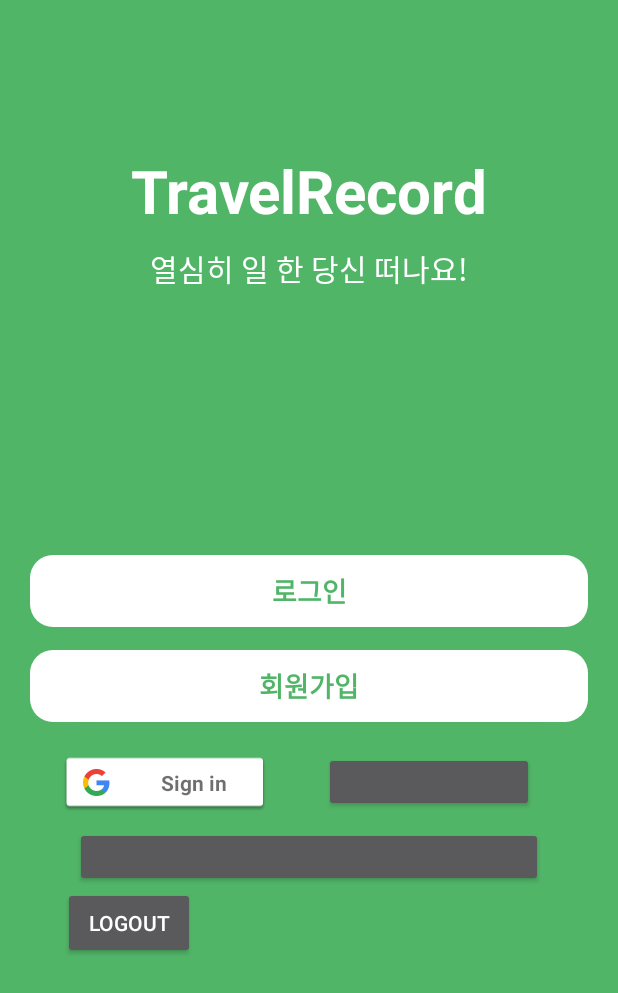
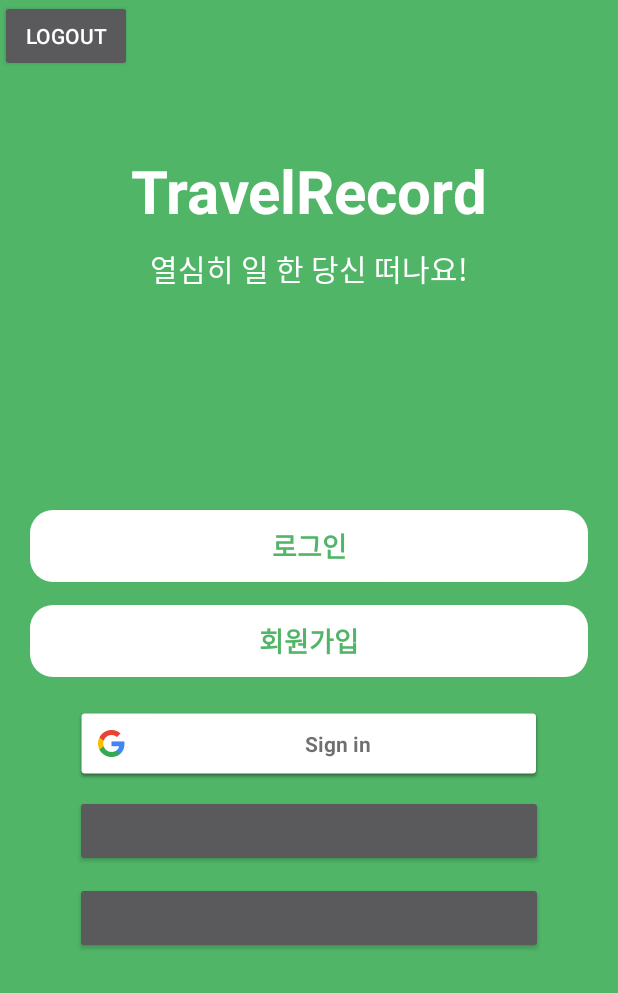
Before and after one commit to leejieun1121/TravelRecordApp, an Android app: the screen it shows after launch (AfterSplashActivity), after a tap on an icon or button, on a phone screen of 412 x 824 dp. Shown: the top 993 px of the screen. Run offline under Robolectric (Android 15) with nearby library versions, the phone set to English and light mode, and no system bars; our stand-ins replace Firebase (no records; nobody signed in at launch, a user with empty details on screens opened directly), data binding; libraries missing offline, so code that uses them is left out: com.facebook, com.facebook.login, com.kakao.auth, com.kakao.usermgmt, com.kakao.util; plain views replace LoginButton; 7 statements that could not run were skipped.

Commit message:
카카오톡 로그인 리팩토링

```diff
--- a/app/src/main/java/com/example/travelrecordapp/data/repository/AuthRepository.kt
+++ b/app/src/main/java/com/example/travelrecordapp/data/repository/AuthRepository.kt
@@ -6,6 +6,7 @@ import androidx.lifecycle.MutableLiveData
 import com.google.firebase.auth.AuthCredential
 import com.google.firebase.auth.FirebaseAuth
 import com.google.firebase.auth.FirebaseUser
+import com.kakao.auth.Session
 
 class AuthRepository(
 //        private val authRemoteDataSource : AuthDataSource,
@@ -36,4 +37,8 @@ class AuthRepository(
         return user
     }
 
+    fun getKakaoSession():Session{
+        return Session.getCurrentSession()
+    }
+
 }
--- a/app/src/main/java/com/example/travelrecordapp/ui/snslogin/AfterSplashActivity.kt
+++ b/app/src/main/java/com/example/travelrecordapp/ui/snslogin/AfterSplashActivity.kt
@@ -53,24 +53,10 @@ class AfterSplashActivity : AppCompatActivity() {
         googleSignInClient = GoogleSignIn.getClient(this, gso)
 
         doFacebookLogin()
+
+        //현재 세션에 콜백 붙여줌
+        //FIXME 카카오 클릭 리스너 내용 주석 처리 해도, 세션 콜백 붙여놓으면 자동로그인이 되는 이유
         Session.getCurrentSession().addCallback(sessionCallback)
-        val session = Session.getCurrentSession()
-
-
-        binding.btnKakaoLogin.setOnClickListener {
-            Toast.makeText(this@AfterSplashActivity, "카카오 로그인 버튼 클릭!", Toast.LENGTH_SHORT).show()
-
-            Session.getCurrentSession().addCallback(SessionCallback())
-            Session.getCurrentSession().checkAndImplicitOpen()
-            session.open(AuthType.KAKAO_LOGIN_ALL, this@AfterSplashActivity)
-        }
-        binding.btnKakaoLogout.setOnClickListener {
-            UserManagement.getInstance().requestLogout(object : LogoutResponseCallback() {
-                override fun onCompleteLogout() {
-                    Toast.makeText(this@AfterSplashActivity, "로그아웃 되었습니다.", Toast.LENGTH_SHORT).show()
-                }
-            })
-        }
 
         //구글 로그인 버튼 클릭
         binding.btnGoogleLogin.setOnClickListener {
@@ -78,11 +64,10 @@ class AfterSplashActivity : AppCompatActivity() {
             startActivityForResult(signInIntent, RC_SIGN_IN)
         }
 
-
-
         viewModel.apply {
             //로그인 버튼
             loginActivityEvent.observe(this@AfterSplashActivity){
+                Log.d("click","login")
                 val intent = Intent(this@AfterSplashActivity, LoginActivity::class.java)
                 startActivity(intent)
             }
@@ -92,6 +77,15 @@ class AfterSplashActivity : AppCompatActivity() {
                 startActivity(intent)
             }
             //여기서 authenticatedUser 값이 변할때는 왜 관찰 못하고 함수 안에서만 반응할까
+
+            kakaoSession.observe(this@AfterSplashActivity){ kakaoSession ->
+                kakaoSession.checkAndImplicitOpen()
+                kakaoSession.open(AuthType.KAKAO_LOGIN_ALL, this@AfterSplashActivity)
+            }
+
+            kakaoLogoutEvent.observe(this@AfterSplashActivity){
+                Toast.makeText(this@AfterSplashActivity, "로그아웃 되었습니다.", Toast.LENGTH_SHORT).show()
+            }
         }
     }
 
@@ -106,7 +100,7 @@ class AfterSplashActivity : AppCompatActivity() {
             val task = GoogleSignIn.getSignedInAccountFromIntent(data)
             try {
                 // Google Sign In was successful, authenticate with Firebase
-                    //구글 계정이 있다면 그 계정의 토큰으로 로그인 시도
+                    //정상적으로 구글 로그인 하면 -> id토큰을 가져와 Firebase 사용자 인증 정보로 교환
                 val account = task.getResult(ApiException::class.java)!!
                 firebaseAuthWithGoogle(account.idToken!!)
             } catch (e: ApiException) {
@@ -115,7 +109,7 @@ class AfterSplashActivity : AppCompatActivity() {
                 // ...
             }
         }
-
+        //카카오 로그인
         if(Session.getCurrentSession().handleActivityResult(requestCode, resultCode, data)) {
             super.onActivityResult(requestCode, resultCode, data)
             return
@@ -130,15 +124,12 @@ class AfterSplashActivity : AppCompatActivity() {
     }
 
     //FIXME 구글, 페이스북 로그인 인텐트 넘어가는 코드 합칠 수 없을까?
-
     //구글계정 확인되면 로그인 시도
     private fun firebaseAuthWithGoogle(idToken: String) {
         val credential = GoogleAuthProvider.getCredential(idToken, null)
-
         viewModel.signInWithFirebase(credential)
         viewModel.authenticatedUser?.observe(this@AfterSplashActivity){
             if(it != null){
-                //null아니라면 파이어베이스 로그인 된것
                 val intent = Intent(this@AfterSplashActivity, MainActivity::class.java)
                 startActivity(intent)
                 //TODO 유저정보 넘기기, 지금은 FirebaseUser 로 되어있는데 이걸 어떻게 가공할까 ?
@@ -152,7 +143,6 @@ class AfterSplashActivity : AppCompatActivity() {
     private fun doFacebookLogin(){
         // Initialize Facebook Login button
         callbackManager = CallbackManager.Factory.create()
-
         binding.btnFacebookLogin.setPermissions("email", "public_profile")
         binding.btnFacebookLogin.registerCallback(callbackManager, object :
                 FacebookCallback<LoginResult> {
@@ -171,7 +161,6 @@ class AfterSplashActivity : AppCompatActivity() {
             }
         })
     }
-
     private fun handleFacebookAccessToken(token: AccessToken) {
         //로그아웃 할때까지 자동로그인 되어있음
         val credential = FacebookAuthProvider.getCredential(token.token)
@@ -187,7 +176,7 @@ class AfterSplashActivity : AppCompatActivity() {
         }
     }
 
-    // 세션 콜백 구현
+    // 만들어둔 세션 콜백 구현
     private val sessionCallback: ISessionCallback = object : ISessionCallback {
         override fun onSessionOpened() {
             Log.i("tag", "로그인 성공")
@@ -207,4 +196,5 @@ class AfterSplashActivity : AppCompatActivity() {
         Session.getCurrentSession().removeCallback(sessionCallback)
     }
 
+
 }
--- a/app/src/main/java/com/example/travelrecordapp/ui/snslogin/AfterSplashViewModel.kt
+++ b/app/src/main/java/com/example/travelrecordapp/ui/snslogin/AfterSplashViewModel.kt
@@ -1,17 +1,27 @@
 package com.example.travelrecordapp.ui.snslogin
 
+import android.content.Intent
+import android.util.Log
+import android.widget.Toast
 import androidx.lifecycle.LiveData
 import androidx.lifecycle.MutableLiveData
 import androidx.lifecycle.ViewModel
+import com.example.travelrecordapp.MainActivity
 import com.example.travelrecordapp.data.Event
 import com.example.travelrecordapp.data.repository.AuthRepository
 import com.google.firebase.auth.AuthCredential
 import com.google.firebase.auth.FirebaseUser
+import com.kakao.auth.ISessionCallback
+import com.kakao.auth.Session
+import com.kakao.usermgmt.UserManagement
+import com.kakao.usermgmt.callback.LogoutResponseCallback
+import com.kakao.util.exception.KakaoException
 
 
 class AfterSplashViewModel() : ViewModel() {
 
     private val authRepository = AuthRepository()
+
     private val _loginActivityEvent = MutableLiveData<Event<Unit>>()
     val loginActivityEvent : LiveData<Event<Unit>>
     get() = _loginActivityEvent
@@ -19,6 +29,15 @@ class AfterSplashViewModel() : ViewModel() {
     private val _registerActivityEvent = MutableLiveData<Event<Unit>>()
     val registerActivityEvent : LiveData<Event<Unit>>
         get() = _registerActivityEvent
+
+    private val _kakaoSession= MutableLiveData<Session>()
+    val kakaoSession : LiveData<Session>
+        get() = _kakaoSession
+
+    private val _kakaoLogoutEvent = MutableLiveData<Event<Unit>>()
+    val kakaoLogoutEvent : LiveData<Event<Unit>>
+        get() = _kakaoLogoutEvent
+
 
     //Facebook, Google 로그인 방법마다 user변수를 다르게 둬야할까?
     var authenticatedUser: LiveData<FirebaseUser>? = null
@@ -35,5 +54,16 @@ class AfterSplashViewModel() : ViewModel() {
         authenticatedUser = authRepository.signInWithFirebase(credential)
     }
 
+    fun signInWithKakao(){
+        _kakaoSession.postValue(authRepository.getKakaoSession())
+    }
+
+    fun signOutWithKakao(){
+        UserManagement.getInstance().requestLogout(object : LogoutResponseCallback() {
+            override fun onCompleteLogout() {
+                _kakaoLogoutEvent.postValue(Event(Unit))
+            }
+        })
+    }
 
 }
--- a/app/src/main/java/com/example/travelrecordapp/ui/snslogin/GlobalApplication.kt
+++ b/app/src/main/java/com/example/travelrecordapp/ui/snslogin/GlobalApplication.kt
@@ -3,6 +3,7 @@ package com.example.travelrecordapp.ui.snslogin
 import android.app.Application
 import com.kakao.auth.KakaoSDK
 
+//TODO DI 하기
 class GlobalApplication : Application() {
     override fun onCreate() {
         super.onCreate()
--- a/app/src/main/res/layout/activity_after_splash.xml
+++ b/app/src/main/res/layout/activity_after_splash.xml
@@ -45,7 +45,7 @@
         android:layout_width="match_parent"
         android:layout_height="wrap_content"
         android:layout_marginHorizontal="20dp"
-        android:layout_marginTop="176dp"
+        android:layout_marginTop="146dp"
         android:background="@drawable/bg_round_border"
         android:text="로그인"
         android:onClick="@{()-> viewModel.openLoginActivity()}"
@@ -75,9 +75,9 @@
 
     <com.google.android.gms.common.SignInButton
         android:id="@+id/btn_google_login"
-        android:layout_width="140dp"
-        android:layout_height="40dp"
-        android:layout_marginStart="20dp"
+        android:layout_width="match_parent"
+        android:layout_height="wrap_content"
+        android:layout_marginHorizontal="50dp"
         android:layout_marginTop="20dp"
         app:layout_constraintStart_toStartOf="@+id/btn_register"
         app:layout_constraintTop_toBottomOf="@+id/btn_register" />
@@ -85,29 +85,33 @@
 
     <com.facebook.login.widget.LoginButton
         android:id="@+id/btn_facebook_login"
-        android:layout_width="140dp"
-        android:layout_height="40dp"
-        app:layout_constraintBottom_toBottomOf="@+id/btn_google_login"
+        android:layout_width="match_parent"
+        android:layout_height="wrap_content"
+        android:layout_marginHorizontal="50dp"
+        android:layout_marginTop="10dp"
+        app:layout_constraintTop_toBottomOf="@+id/btn_google_login"
         app:layout_constraintEnd_toEndOf="@+id/btn_register"
         app:layout_constraintStart_toEndOf="@+id/btn_google_login"
-        app:layout_constraintTop_toTopOf="@+id/btn_google_login" />
+       />
 
     <com.kakao.usermgmt.LoginButton
         android:id="@+id/btn_kakao_login"
         android:layout_width="match_parent"
-        android:layout_height="40dp"
+        android:layout_height="wrap_content"
         android:layout_marginHorizontal="50dp"
+        android:onClick="@{()->viewModel.signInWithKakao()}"
         android:layout_marginTop="10dp"
         app:layout_constraintEnd_toEndOf="@+id/btn_facebook_login"
-        app:layout_constraintStart_toStartOf="@+id/btn_google_login"
-        app:layout_constraintTop_toBottomOf="@+id/btn_google_login" />
+        app:layout_constraintStart_toStartOf="@+id/btn_facebook_login"
+        app:layout_constraintTop_toBottomOf="@+id/btn_facebook_login" />
 
     <Button
         android:id="@+id/btn_kakao_logout"
         android:layout_width="wrap_content"
         android:layout_height="wrap_content"
         android:text="logout"
-        app:layout_constraintStart_toStartOf="@+id/btn_kakao_login"
-        app:layout_constraintTop_toBottomOf="@+id/btn_kakao_login" />
+        android:onClick="@{()->viewModel.signOutWithKakao()}"
+        app:layout_constraintStart_toStartOf="parent"
+        app:layout_constraintTop_toTopOf="parent" />
 </androidx.constraintlayout.widget.ConstraintLayout>
 </layout>
```
Also changed, not shown: app/src/main/java/com/example/travelrecordapp/ui/snslogin/KaKaoSDKAdapter.kt (+22 -0 lines), app/src/main/java/com/example/travelrecordapp/ui/snslogin/SessionCallback.kt (+5 -2 lines).
